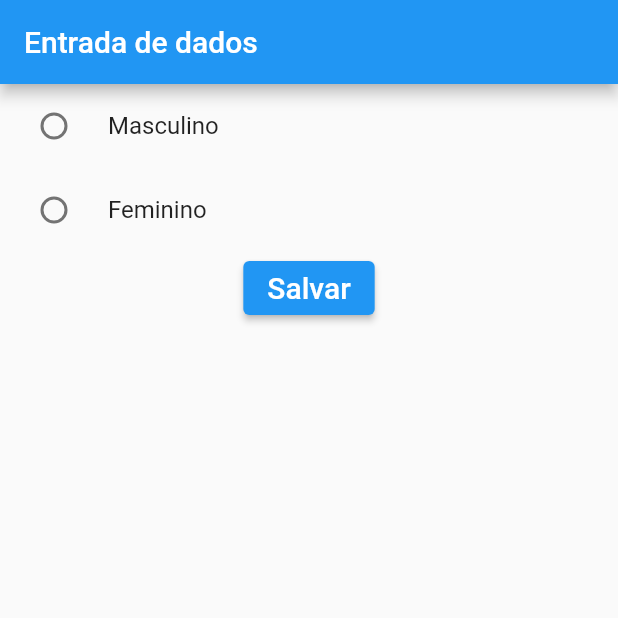
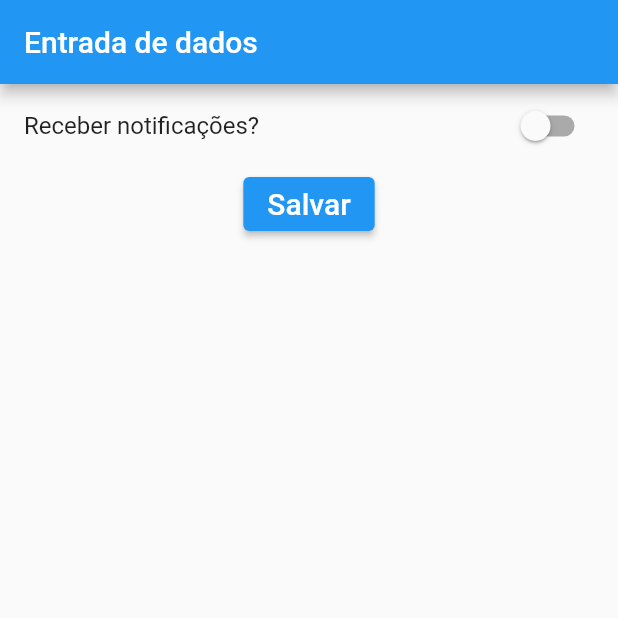
Before and after one commit to micheleascoli/curso-flutter, a Flutter app: the screen it shows after launch, after a tap on "Salvar", on a phone screen of 412 x 824 dp, the top half of it. Run offline on Flutter 3.47's test engine with Material 2 defaults, Android fonts, the phone set to English and light mode, and no system bars.

Commit message:
Utilizando a Entrada com Switch

```diff
--- /dev/null
+++ b/entrada_dados/lib/EntradaSwitch.dart
@@ -0,0 +1,75 @@
+import 'package:flutter/material.dart';
+
+class EntradaSwitch extends StatefulWidget {
+  const EntradaSwitch({Key? key}) : super(key: key);
+
+  @override
+  State<EntradaSwitch> createState() => _EntradaSwitchState();
+}
+
+class _EntradaSwitchState extends State<EntradaSwitch> {
+
+  bool _escolhaUsuario = false;
+ // bool _escolhaConfig = false;
+
+  @override
+  Widget build(BuildContext context) {
+    return Scaffold(
+      appBar: AppBar(
+        title: Text("Entrada de dados"),
+      ),
+      body: Container(
+        child: Column(
+          children: [
+            SwitchListTile(
+              title: Text("Receber notificações?"),
+                //activeColor: Colors.green,
+                value: _escolhaUsuario,
+                onChanged: (bool valor){
+                  setState(() {
+                    _escolhaUsuario = valor;
+                  });
+                }
+            ),
+/*
+            SwitchListTile(
+                title: Text("Carregar imagens automaticamente?"),
+                value: _escolhaConfig,
+                onChanged: (bool valor){
+                  setState(() {
+                    _escolhaConfig = valor;
+                  });
+                }
+            ),
+
+ */
+            ElevatedButton(
+              child: Text(
+                "Salvar",
+                style: TextStyle(
+                    fontSize: 20
+                ),
+              ),
+              onPressed: (){
+                print("Resultado: "+ _escolhaUsuario.toString());
+              },
+            )
+
+
+            /*
+            Switch(
+                value: _escolhaUsuario,
+                onChanged: (bool valor){
+                  setState(() {
+                    _escolhaUsuario = valor;
+                  });
+                }
+            ),
+            Text("Receber notificações?")
+             */
+          ],
+        ),
+      ),
+    );
+  }
+}
--- a/entrada_dados/lib/main.dart
+++ b/entrada_dados/lib/main.dart
@@ -1,6 +1,7 @@
 import 'package:entrada_dados2/CampoTexto.dart';
 import 'package:entrada_dados2/EntradaCheckbox.dart';
 import 'package:entrada_dados2/EntradaRadioButton.dart';
+import 'package:entrada_dados2/EntradaSwitch.dart';
 import 'package:flutter/material.dart';
 
 void main(){
@@ -8,7 +9,8 @@ void main(){
     MaterialApp(
       //home: CampoTexto(),
       //home: EntradaCheckbox(),
-      home: EntradaRadioButton(),
+      //home: EntradaRadioButton(),
+      home: EntradaSwitch(),
     )
   );
 }
```
